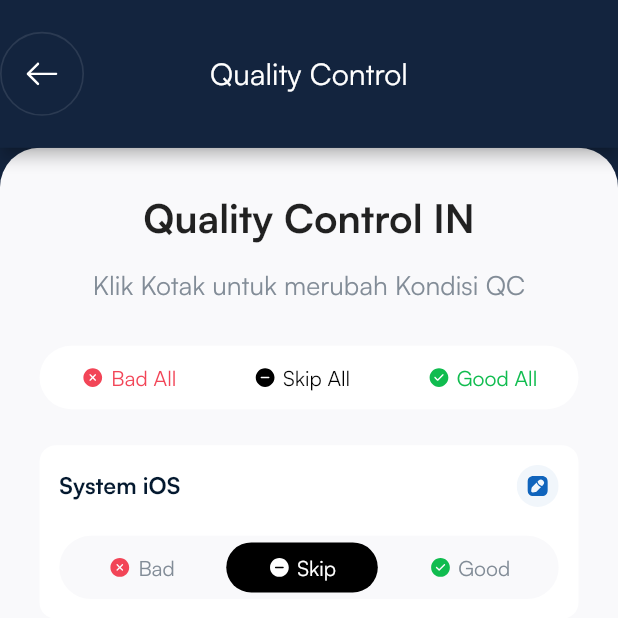
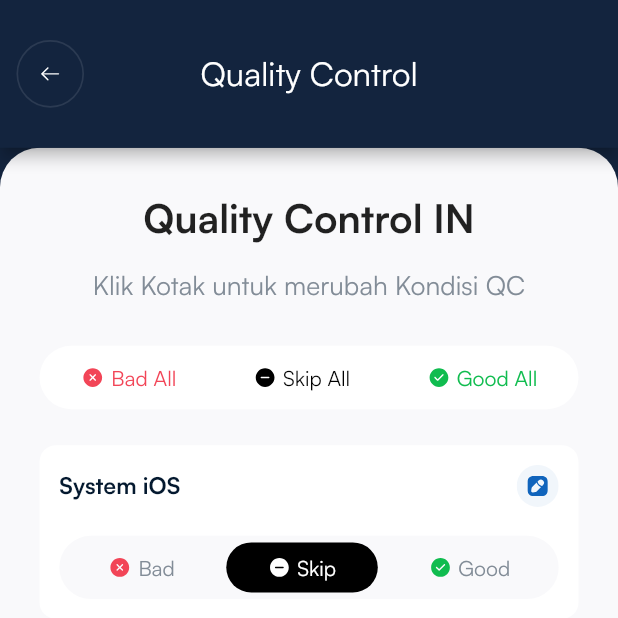
Before and after one commit to HugoIr/flutter_ui_test, a Flutter app: the screen it shows after launch, on a phone screen of 412 x 824 dp, the top half of it. Run offline on Flutter 3.47's test engine with Material 2 defaults, Android fonts, the phone set to English and light mode, and no system bars; our stand-ins replace bloc, flutter_bloc, flutter_screenutil, flutter_svg.

Commit message:
add margin to appbar

```diff
--- a/lib/pages/homepage.dart
+++ b/lib/pages/homepage.dart
@@ -125,7 +125,10 @@ class _HomepageState extends State<Homepage> {
 
   AppBar homepageAppBar() {
     return AppBar(
-      title: Text("Quality Control"),
+      title: Text(
+        "Quality Control",
+        style: TextStyle(fontSize: 20.sp),
+      ),
       centerTitle: true,
       toolbarHeight: 82.h,
       backgroundColor: Color(0xff13243E),
@@ -136,6 +139,7 @@ class _HomepageState extends State<Homepage> {
               shape: BoxShape.circle,
               border: Border.all(color: white.withOpacity(0.1), width: 1.w)),
           padding: EdgeInsets.all(12.43.r),
+          margin: EdgeInsets.only(left: 10.w),
           // margin: EdgeInsets.symmetric(horizontal: 10.w),
           child: SvgPicture.asset("assets/images/back.svg")),
     );
```
